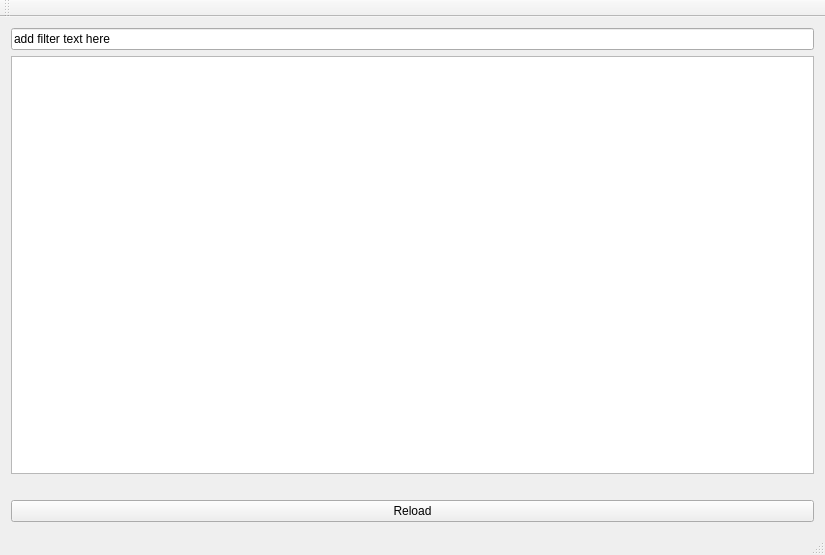
Qt form mainwindow.ui (bravoshota/roster) before a commit.
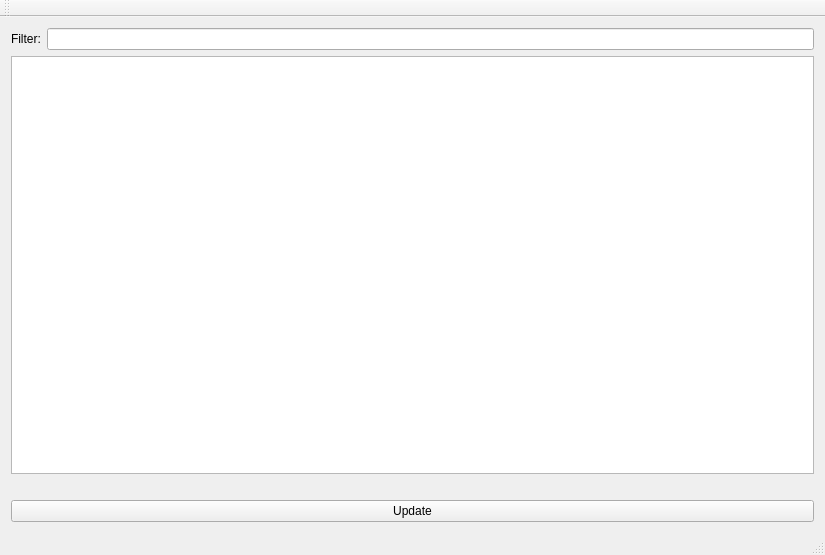
The same form after that commit.

Commit message: implemented filter

Patch:
```diff
--- a/mainwindow.ui
+++ b/mainwindow.ui
@@ -14,15 +14,24 @@
    <string>MainWindow</string>
   </property>
   <widget class="QWidget" name="centralWidget">
-   <layout class="QVBoxLayout" name="verticalLayout_2">
-    <item>
      <layout class="QVBoxLayout" name="verticalLayout">
       <item>
+     <layout class="QHBoxLayout" name="horizontalLayout">
+      <item>
+       <widget class="QLabel" name="labelFilter">
+        <property name="text">
+         <string>Filter:</string>
+        </property>
+       </widget>
+      </item>
+      <item>
        <widget class="QLineEdit" name="filterEdit">
         <property name="text">
-         <string>add filter text here</string>
+         <string/>
         </property>
        </widget>
+      </item>
+     </layout>
       </item>
       <item>
        <widget class="QTableView" name="tableView"/>
@@ -37,11 +46,9 @@
       <item>
        <widget class="QPushButton" name="reloadButton">
         <property name="text">
-         <string>Reload</string>
-        </property>
-       </widget>
-      </item>
-     </layout>
+       <string>Update</string>
+      </property>
+     </widget>
     </item>
    </layout>
   </widget>
```
Left out of the diff: 2 changed lines with no effect on the pictures. Lines whose indentation alone changed are shown as unchanged. The commit also changes 6 other files.
